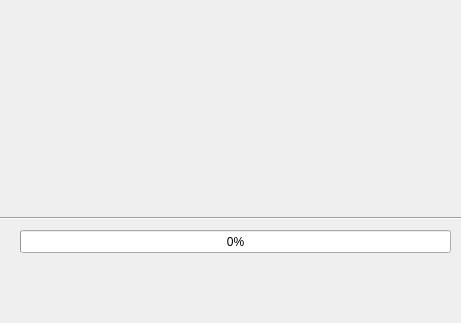
The window that src/plugins/render/annotate/DownloadOsmDialog.ui (KDE/marble) describes before a commit, drawn with Qt 5.
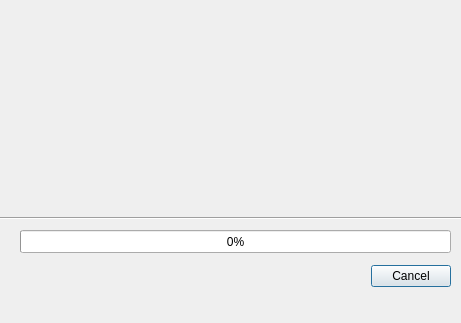
The same window after the commit.

Commit message:
annotate: use standard Cancel button
QDialogButtonBox was already used, so not sure why Cancel was added
manually...

```diff
--- a/src/plugins/render/annotate/DownloadOsmDialog.ui
+++ b/src/plugins/render/annotate/DownloadOsmDialog.ui
@@ -26,7 +26,7 @@
     <enum>Qt::Horizontal</enum>
    </property>
    <property name="standardButtons">
-    <set>QDialogButtonBox::NoButton</set>
+    <set>QDialogButtonBox::Cancel</set>
    </property>
   </widget>
   <widget class="QProgressBar" name="progressBar">
```
Lines whose indentation alone changed are shown as unchanged. The commit also changes 1 other file.
